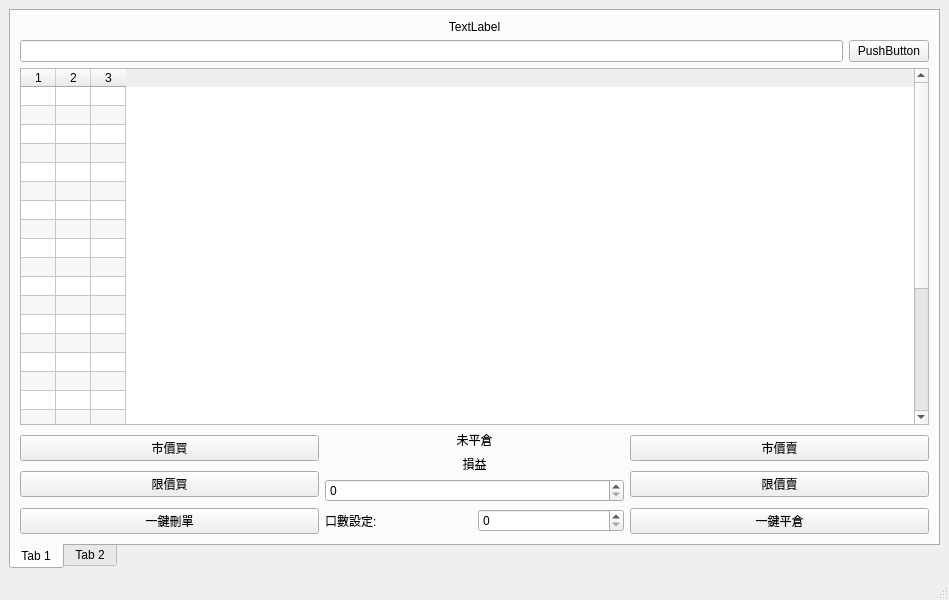
Qt form TMW.ui (clamgee/python-code) before a commit.
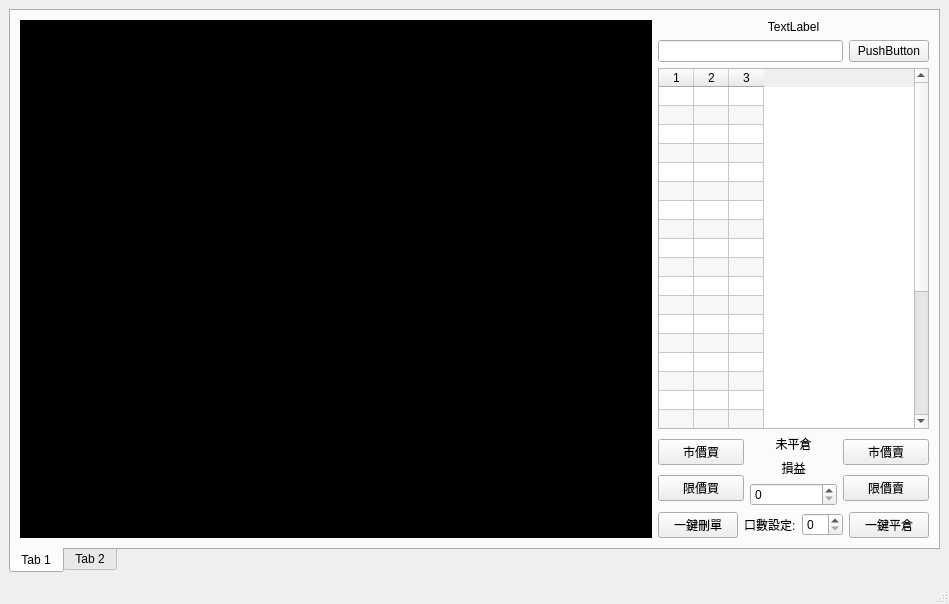
The same form after that commit.

Diff of the .ui file:
```diff
--- a/TMW.ui
+++ b/TMW.ui
@@ -7,7 +7,7 @@
     <x>0</x>
     <y>0</y>
     <width>949</width>
-    <height>600</height>
+    <height>604</height>
    </rect>
   </property>
   <property name="sizePolicy">
@@ -52,7 +52,18 @@
         <item row="0" column="0">
          <layout class="QHBoxLayout" name="horizontalLayout_6" stretch="5,1">
           <item>
-           <layout class="QGridLayout" name="gridLayout"/>
+           <layout class="QGridLayout" name="gridLayout">
+            <item row="0" column="0">
+             <widget class="QGraphicsView" name="KLView">
+              <property name="autoFillBackground">
+               <bool>true</bool>
+              </property>
+              <property name="styleSheet">
+               <string notr="true">background-color: rgb(0, 0, 0);</string>
+              </property>
+             </widget>
+            </item>
+           </layout>
           </item>
           <item>
            <layout class="QVBoxLayout" name="verticalLayout_5">
```
